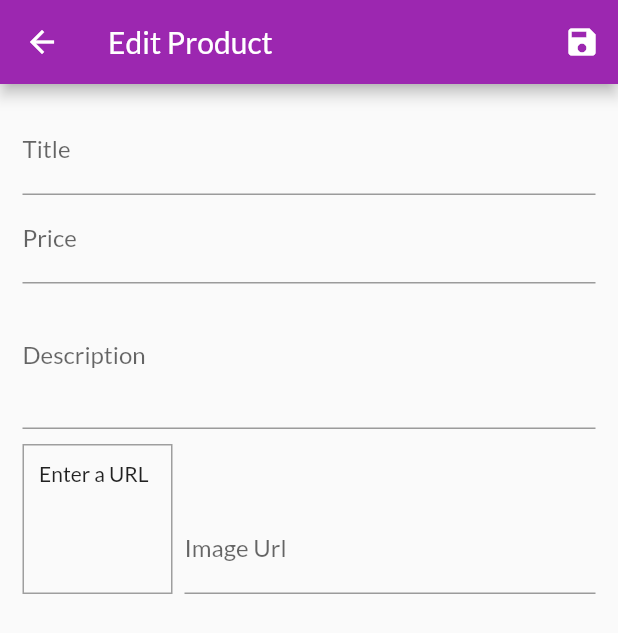
After one commit to kartikeya72001/Shop_App, a Flutter app: the EditProductScreen screen opened by its route, after a tap on the "save" icon, on a phone screen of 412 x 824 dp. The commit adds this screen. Shown: the top 633 px of the screen. Run offline on Flutter 3.47's test engine with Material 2 defaults, Android fonts, the phone set to English and light mode, and no system bars; network calls fail.

Commit message:
InputForms

```diff
--- a/lib/main.dart
+++ b/lib/main.dart
@@ -2,6 +2,7 @@ import 'package:flutter/material.dart';
 import 'package:provider/provider.dart';
 import 'package:shop_app/providers/cart.dart';
 import 'package:shop_app/screens/cart_screen.dart';
+import 'package:shop_app/screens/edit_product_screen.dart';
 import 'package:shop_app/screens/orders_screen.dart';
 
 import 'package:shop_app/screens/product_detail_screen.dart';
@@ -13,7 +14,7 @@ import './providers/orders.dart';
 void main() {
   runApp(MyApp());
 }
-//9.4
+//9.11
 
 class MyApp extends StatelessWidget {
   @override
@@ -44,6 +45,7 @@ class MyApp extends StatelessWidget {
           CartScreen.routeName: (ctx) => CartScreen(),
           OrdersScreen.routaName: (ctx) => OrdersScreen(),
           UserProductScreen.routeName: (ctx) => UserProductScreen(),
+          EditProductScreen.routeName: (ctx) => EditProductScreen(),
         },
       ),
     );
--- /dev/null
+++ b/lib/screens/edit_product_screen.dart
@@ -0,0 +1,170 @@
+import 'package:flutter/material.dart';
+import 'package:shop_app/providers/product.dart';
+
+class EditProductScreen extends StatefulWidget {
+  static const routeName = "editproduct";
+  @override
+  _EditProductScreenState createState() => _EditProductScreenState();
+}
+
+class _EditProductScreenState extends State<EditProductScreen> {
+  final _priceFocusNode = FocusNode();
+  final _descFocusNode = FocusNode();
+  final _imgUrlFocusNode = FocusNode();
+  final _imgUrlcontroller = TextEditingController();
+  final _form = GlobalKey<FormState>();
+  var _editedProduct =
+      Product(id: null, title: '', price: 0, desc: '', imgUrl: '');
+
+  @override
+  void initState() {
+    _imgUrlFocusNode.addListener(updateImageUrl);
+    super.initState();
+  }
+
+  @override
+  void dispose() {
+    _imgUrlFocusNode.removeListener(updateImageUrl);
+    _priceFocusNode.dispose();
+    _descFocusNode.dispose();
+    _imgUrlcontroller.dispose();
+    _imgUrlFocusNode.dispose();
+    super.dispose();
+  }
+
+  void updateImageUrl() {
+    if (!_imgUrlFocusNode.hasFocus) {
+      setState(() {});
+    }
+  }
+
+  void _saveForm() {
+    _form.currentState.save();
+  }
+
+  @override
+  Widget build(BuildContext context) {
+    return Scaffold(
+      appBar: AppBar(
+        title: Text("Edit Product"),
+        actions: <Widget>[
+          IconButton(
+            onPressed: _saveForm,
+            icon: Icon(Icons.save),
+          ),
+        ],
+      ),
+      body: Padding(
+        padding: EdgeInsets.all(15),
+        child: Form(
+          key: _form,
+          child: ListView(
+            children: <Widget>[
+              TextFormField(
+                decoration: InputDecoration(
+                  labelText: 'Title',
+                ),
+                textInputAction: TextInputAction.next,
+                onFieldSubmitted: (_) {
+                  FocusScope.of(context).requestFocus(_priceFocusNode);
+                },
+                onSaved: (value) {
+                  _editedProduct = Product(
+                    id: null,
+                    title: value,
+                    desc: _editedProduct.desc,
+                    imgUrl: _editedProduct.imgUrl,
+                    price: _editedProduct.price,
+                  );
+                },
+              ),
+              TextFormField(
+                decoration: InputDecoration(
+                  labelText: 'Price',
+                ),
+                keyboardType: TextInputType.number,
+                textInputAction: TextInputAction.next,
+                focusNode: _priceFocusNode,
+                onFieldSubmitted: (_) {
+                  FocusScope.of(context).requestFocus(_descFocusNode);
+                },
+                onSaved: (value) {
+                  _editedProduct = Product(
+                    id: null,
+                    title: _editedProduct.title,
+                    desc: _editedProduct.desc,
+                    imgUrl: _editedProduct.imgUrl,
+                    price: double.parse(value),
+                  );
+                },
+              ),
+              TextFormField(
+                decoration: InputDecoration(
+                  labelText: 'Description',
+                ),
+                maxLines: 3,
+                keyboardType: TextInputType.multiline,
+                focusNode: _descFocusNode,
+                onSaved: (value) {
+                  _editedProduct = Product(
+                    id: null,
+                    title: _editedProduct.title,
+                    desc: value,
+                    imgUrl: _editedProduct.imgUrl,
+                    price: _editedProduct.price,
+                  );
+                },
+              ),
+              Row(
+                crossAxisAlignment: CrossAxisAlignment.end,
+                children: <Widget>[
+                  Container(
+                    width: 100,
+                    height: 100,
+                    margin: EdgeInsets.only(top: 10, right: 8),
+                    decoration: BoxDecoration(
+                      border: Border.all(width: 1, color: Colors.grey),
+                    ),
+                    child: _imgUrlcontroller.text.isEmpty
+                        ? Padding(
+                            padding: EdgeInsets.symmetric(
+                                vertical: 10, horizontal: 10),
+                            child: Text("Enter a URL"),
+                          )
+                        : FittedBox(
+                            child: Image.network(
+                              _imgUrlcontroller.text,
+                              fit: BoxFit.cover,
+                            ),
+                          ),
+                  ),
+                  Expanded(
+                    child: TextFormField(
+                      decoration: InputDecoration(labelText: 'Image Url'),
+                      keyboardType: TextInputType.url,
+                      textInputAction: TextInputAction.done,
+                      controller: _imgUrlcontroller,
+                      focusNode: _imgUrlFocusNode,
+                      onFieldSubmitted: (_) {
+                        _saveForm();
+                      },
+                      onSaved: (value) {
+                        _editedProduct = Product(
+                          id: null,
+                          title: _editedProduct.title,
+                          desc: _editedProduct.desc,
+                          imgUrl: value,
+                          price: _editedProduct.price,
+                        );
+                      },
+                    ),
+                  ),
+                ],
+              )
+            ],
+          ),
+        ),
+      ),
+    );
+  }
+}
--- a/lib/screens/user_products_screen.dart
+++ b/lib/screens/user_products_screen.dart
@@ -1,5 +1,6 @@
 import 'package:flutter/material.dart';
 import 'package:provider/provider.dart';
+import 'package:shop_app/screens/edit_product_screen.dart';
 import 'package:shop_app/widgets/app_drawer.dart';
 import 'package:shop_app/widgets/user_product_item.dart';
 
@@ -16,7 +17,9 @@ class UserProductScreen extends StatelessWidget {
         title: const Text("Your Product"),
         actions: <Widget>[
           IconButton(
-            onPressed: () {},
+            onPressed: () {
+              Navigator.of(context).pushNamed(EditProductScreen.routeName);
+            },
             icon: const Icon(Icons.add),
           ),
         ],
```
